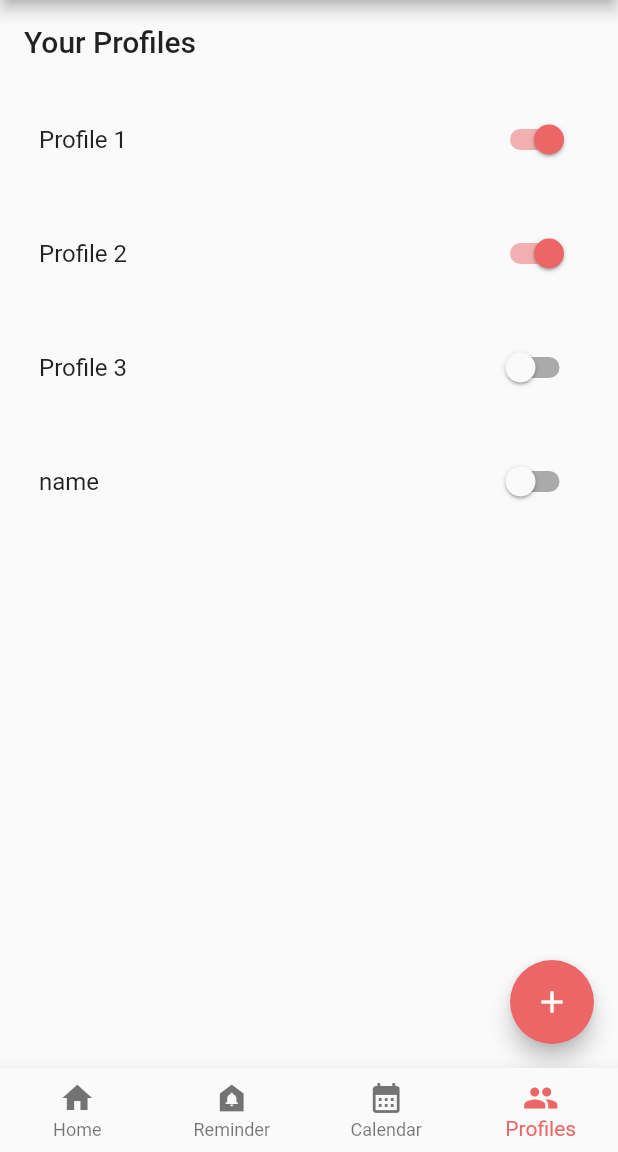
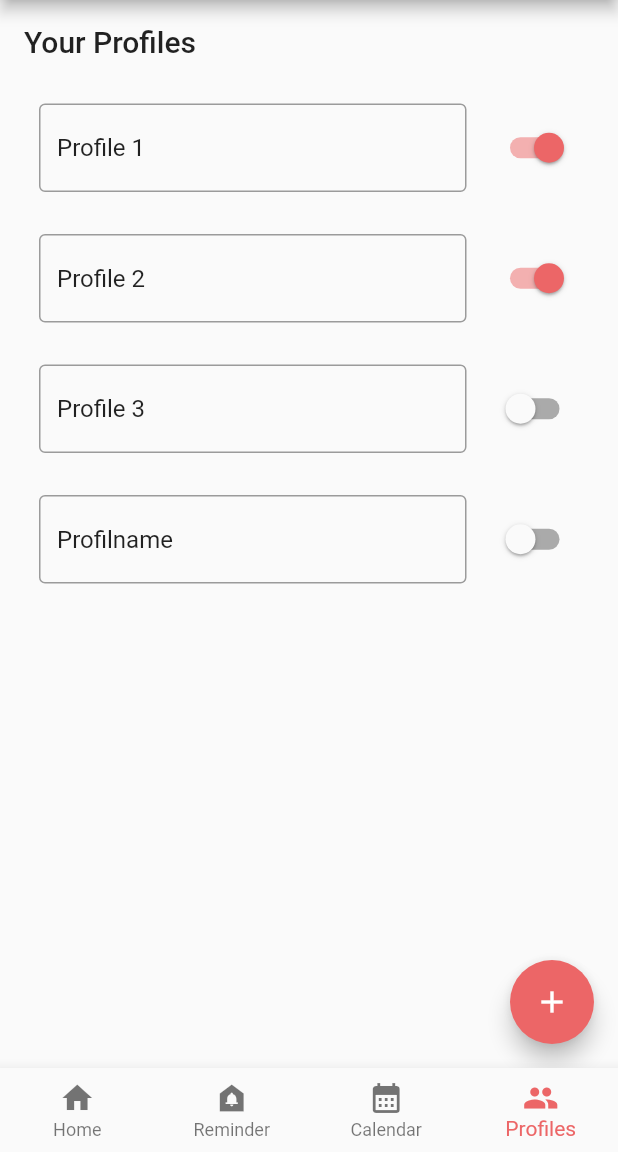
Before and after one commit to tobias-mack/tabmind, a Flutter app: the screen it shows after launch, item 4 of the bottom bar chosen, after a tap on the "add" icon, on a phone screen of 412 x 824 dp, the part 84-1236 px from its top. Run offline on Flutter 3.47's test engine with Material 2 defaults, Android fonts, the phone set to English and light mode, and no system bars; our stand-ins replace flutter_riverpod, freezed_annotation, table_calendar.

Commit message:
ProfileTile: Text to TextFormField changed

```diff
--- a/lib/pages/profiles/profiles_view.dart
+++ b/lib/pages/profiles/profiles_view.dart
@@ -60,7 +60,7 @@ class _ProfilesViewState extends State<ProfilesView> {
 
   void addProfile() {
     setState(() {
-      list.add(ProfileTile("name", false));
+      list.add(ProfileTile("Profilname", false));
     });
   }
 }
--- a/lib/ui-kit/profile_tile.dart
+++ b/lib/ui-kit/profile_tile.dart
@@ -26,12 +26,13 @@ class _ProfileTileState extends State<ProfileTile> {
     Padding(
     padding: const EdgeInsets.all(10.0),
     child: ListTile(
-              title: Text(
-                widget.name,
-                style: Theme.of(context)
-                    .textTheme
-                    .subtitle1!
-                    ,
+              title:
+              TextFormField(
+                initialValue: widget.name,
+                decoration: InputDecoration(
+                  labelText: '',
+                  border: OutlineInputBorder(),
+                ),
               ),
               trailing: Switch(
                 value: widget.switcher,
```
